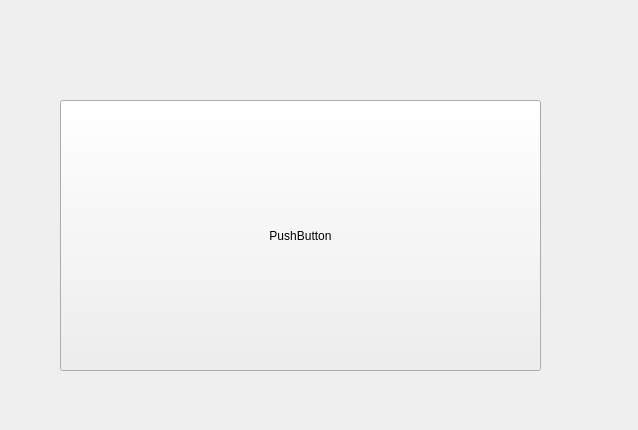
Above: mainwindow.ui from DexterLB/millionaire before the change. Below: the same form after it.
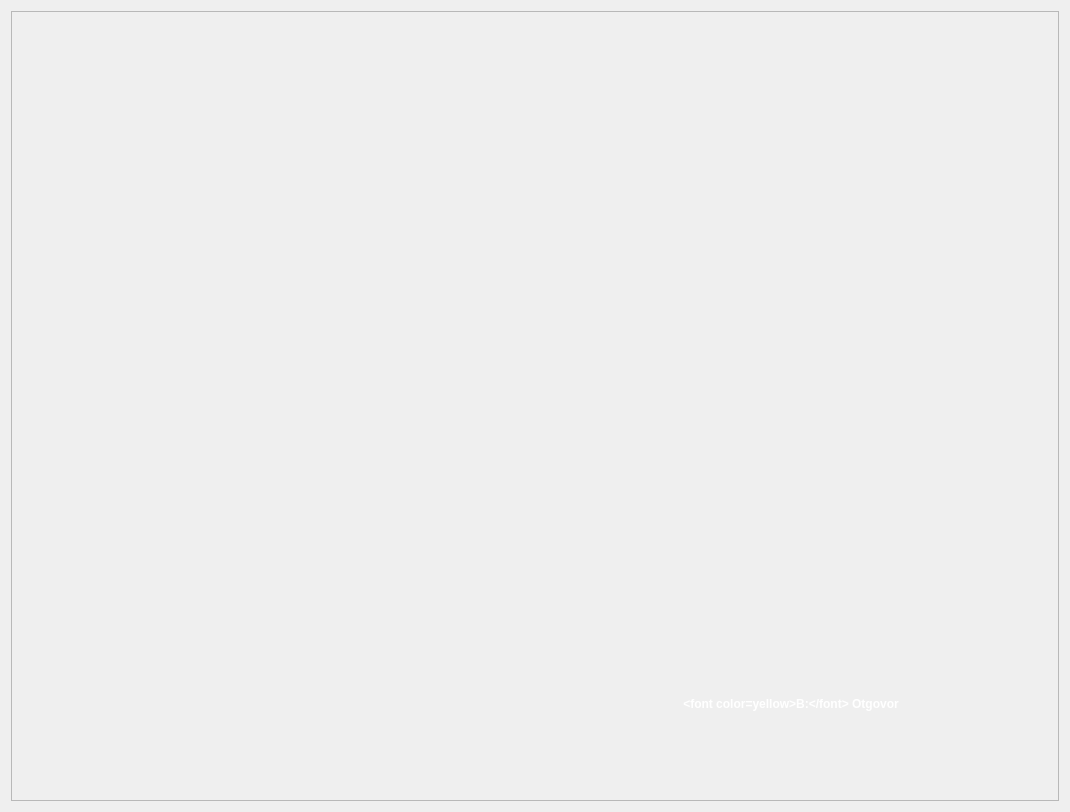
That is the form after the change. Icons and pictures are not drawn.

Commit message: question.h and filling the buttons

```diff
--- a/mainwindow.ui
+++ b/mainwindow.ui
@@ -6,33 +6,270 @@
    <rect>
     <x>0</x>
     <y>0</y>
-    <width>638</width>
-    <height>430</height>
+    <width>1062</width>
+    <height>812</height>
    </rect>
   </property>
   <property name="windowTitle">
    <string>MainWindow</string>
   </property>
   <widget class="QWidget" name="centralWidget">
-   <widget class="QPushButton" name="pushButton">
-    <property name="geometry">
-     <rect>
-      <x>60</x>
-      <y>100</y>
-      <width>481</width>
-      <height>271</height>
-     </rect>
-    </property>
-    <property name="styleSheet">
-     <string notr="true">border-image: url(:/images/banner.png);</string>
-    </property>
-    <property name="text">
-     <string>PushButton</string>
-    </property>
-    <property name="flat">
-     <bool>false</bool>
-    </property>
-   </widget>
+   <layout class="QVBoxLayout" name="verticalLayout">
+    <item>
+     <widget class="QFrame" name="frame">
+      <property name="autoFillBackground">
+       <bool>false</bool>
+      </property>
+      <property name="styleSheet">
+       <string notr="true">background-image: url(:/images/background.png);</string>
+      </property>
+      <property name="frameShape">
+       <enum>QFrame::StyledPanel</enum>
+      </property>
+      <property name="frameShadow">
+       <enum>QFrame::Raised</enum>
+      </property>
+      <layout class="QVBoxLayout" name="verticalLayout_2">
+       <item>
+        <spacer name="verticalSpacer_2">
+         <property name="orientation">
+          <enum>Qt::Vertical</enum>
+         </property>
+         <property name="sizeHint" stdset="0">
+          <size>
+           <width>20</width>
+           <height>40</height>
+          </size>
+         </property>
+        </spacer>
+       </item>
+       <item>
+        <spacer name="verticalSpacer">
+         <property name="orientation">
+          <enum>Qt::Vertical</enum>
+         </property>
+         <property name="sizeHint" stdset="0">
+          <size>
+           <width>20</width>
+           <height>40</height>
+          </size>
+         </property>
+        </spacer>
+       </item>
+       <item>
+        <widget class="QLabel" name="question">
+         <property name="sizePolicy">
+          <sizepolicy hsizetype="Fixed" vsizetype="Fixed">
+           <horstretch>0</horstretch>
+           <verstretch>0</verstretch>
+          </sizepolicy>
+         </property>
+         <property name="minimumSize">
+          <size>
+           <width>1019</width>
+           <height>109</height>
+          </size>
+         </property>
+         <property name="maximumSize">
+          <size>
+           <width>1019</width>
+           <height>109</height>
+          </size>
+         </property>
+         <property name="styleSheet">
+          <string notr="true">background-image:url(:/images/question.png);
+color:white;
+font: 75 13pt &quot;STIXIntegralsSm&quot;;
+font-weight:bold;</string>
+         </property>
+         <property name="text">
+          <string/>
+         </property>
+         <property name="alignment">
+          <set>Qt::AlignCenter</set>
+         </property>
+        </widget>
+       </item>
+       <item>
+        <widget class="QFrame" name="frame_2">
+         <property name="styleSheet">
+          <string notr="true">background:none;
+border:none;</string>
+         </property>
+         <property name="frameShape">
+          <enum>QFrame::StyledPanel</enum>
+         </property>
+         <property name="frameShadow">
+          <enum>QFrame::Raised</enum>
+         </property>
+         <layout class="QGridLayout" name="gridLayout">
+          <property name="leftMargin">
+           <number>0</number>
+          </property>
+          <property name="topMargin">
+           <number>0</number>
+          </property>
+          <property name="rightMargin">
+           <number>0</number>
+          </property>
+          <property name="bottomMargin">
+           <number>0</number>
+          </property>
+          <property name="spacing">
+           <number>0</number>
+          </property>
+          <item row="2" column="0">
+           <widget class="QPushButton" name="c">
+            <property name="minimumSize">
+             <size>
+              <width>512</width>
+              <height>57</height>
+             </size>
+            </property>
+            <property name="maximumSize">
+             <size>
+              <width>512</width>
+              <height>57</height>
+             </size>
+            </property>
+            <property name="focusPolicy">
+             <enum>Qt::NoFocus</enum>
+            </property>
+            <property name="styleSheet">
+             <string notr="true">border-image:url(:/images/button.png);
+color:white;
+font: 75 11pt &quot;STIXIntegralsSm&quot;;
+font-weight:bold;</string>
+            </property>
+            <property name="text">
+             <string/>
+            </property>
+            <property name="flat">
+             <bool>true</bool>
+            </property>
+           </widget>
+          </item>
+          <item row="2" column="1">
+           <widget class="QPushButton" name="d">
+            <property name="sizePolicy">
+             <sizepolicy hsizetype="Fixed" vsizetype="Fixed">
+              <horstretch>0</horstretch>
+              <verstretch>0</verstretch>
+             </sizepolicy>
+            </property>
+            <property name="minimumSize">
+             <size>
+              <width>512</width>
+              <height>57</height>
+             </size>
+            </property>
+            <property name="maximumSize">
+             <size>
+              <width>512</width>
+              <height>57</height>
+             </size>
+            </property>
+            <property name="focusPolicy">
+             <enum>Qt::NoFocus</enum>
+            </property>
+            <property name="styleSheet">
+             <string notr="true">border-image:url(:/images/button.png);
+border:none;
+color:white;
+font: 75 11pt &quot;STIXIntegralsSm&quot;;
+font-weight:bold;</string>
+            </property>
+            <property name="text">
+             <string/>
+            </property>
+            <property name="flat">
+             <bool>true</bool>
+            </property>
+           </widget>
+          </item>
+          <item row="1" column="1">
+           <widget class="QPushButton" name="b">
+            <property name="sizePolicy">
+             <sizepolicy hsizetype="Fixed" vsizetype="Fixed">
+              <horstretch>0</horstretch>
+              <verstretch>0</verstretch>
+             </sizepolicy>
+            </property>
+            <property name="minimumSize">
+             <size>
+              <width>512</width>
+              <height>57</height>
+             </size>
+            </property>
+            <property name="maximumSize">
+             <size>
+              <width>512</width>
+              <height>57</height>
+             </size>
+            </property>
+            <property name="focusPolicy">
+             <enum>Qt::NoFocus</enum>
+            </property>
+            <property name="styleSheet">
+             <string notr="true">border:none;
+border-image:url(:/images/button.png);
+color:white;
+font: 75 11pt &quot;STIXIntegralsSm&quot;;
+font-weight:bold;</string>
+            </property>
+            <property name="text">
+             <string>&lt;font color=yellow&gt;B:&lt;/font&gt; Otgovor</string>
+            </property>
+            <property name="flat">
+             <bool>true</bool>
+            </property>
+           </widget>
+          </item>
+          <item row="1" column="0">
+           <widget class="QPushButton" name="a">
+            <property name="sizePolicy">
+             <sizepolicy hsizetype="Fixed" vsizetype="Fixed">
+              <horstretch>0</horstretch>
+              <verstretch>0</verstretch>
+             </sizepolicy>
+            </property>
+            <property name="minimumSize">
+             <size>
+              <width>512</width>
+              <height>57</height>
+             </size>
+            </property>
+            <property name="maximumSize">
+             <size>
+              <width>512</width>
+              <height>57</height>
+             </size>
+            </property>
+            <property name="focusPolicy">
+             <enum>Qt::NoFocus</enum>
+            </property>
+            <property name="styleSheet">
+             <string notr="true">border:none;
+border-image:url(:/images/button.png);
+color:white;
+font: 75 11pt &quot;STIXIntegralsSm&quot;;
+font-weight:bold;</string>
+            </property>
+            <property name="text">
+             <string/>
+            </property>
+            <property name="flat">
+             <bool>true</bool>
+            </property>
+           </widget>
+          </item>
+         </layout>
+        </widget>
+       </item>
+      </layout>
+     </widget>
+    </item>
+   </layout>
   </widget>
  </widget>
  <layoutdefault spacing="6" margin="11"/>
```
The commit also changes 6 other files.
